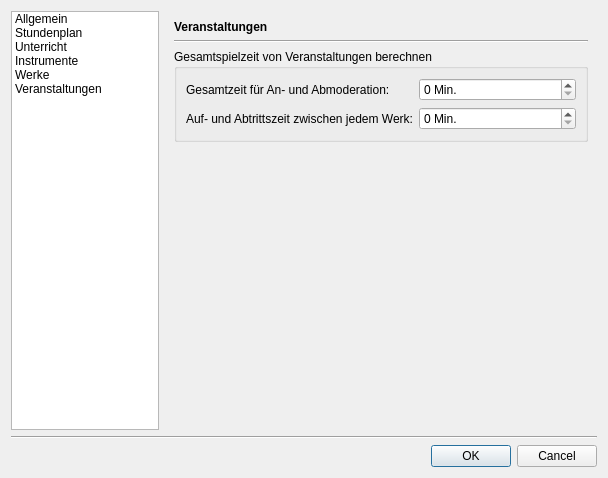
Before: the Qt Designer form src/gui/settings/settings.ui in doitux/qupil, drawn with Qt 5.
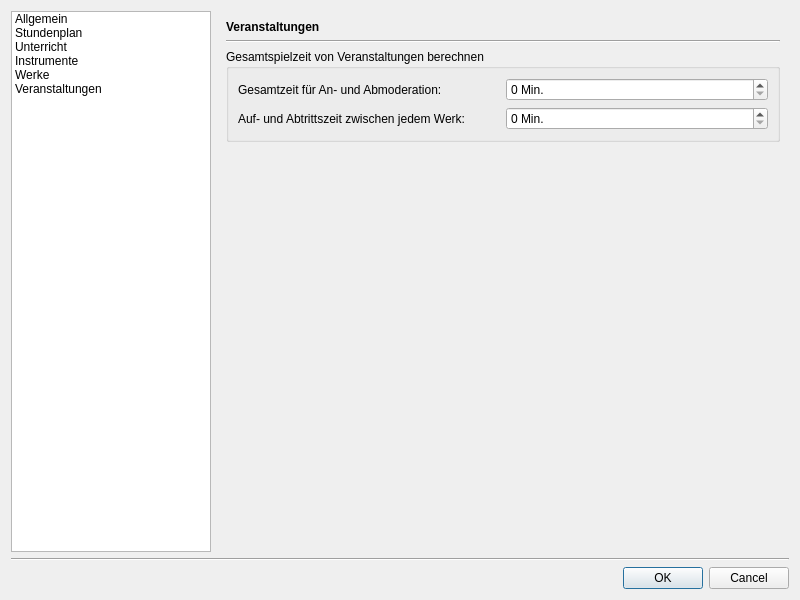
After: the same form once the commit is applied. The open tabs and pages were chosen to show the change. Icons and pictures are not drawn.

Diff of the .ui file:
```diff
--- a/src/gui/settings/settings.ui
+++ b/src/gui/settings/settings.ui
@@ -6,8 +6,8 @@
    <rect>
     <x>0</x>
     <y>0</y>
-    <width>608</width>
-    <height>478</height>
+    <width>800</width>
+    <height>600</height>
    </rect>
   </property>
   <property name="windowTitle">
@@ -18,7 +18,7 @@
     <widget class="QListWidget" name="listWidget">
      <property name="minimumSize">
       <size>
-       <width>145</width>
+       <width>200</width>
        <height>0</height>
       </size>
      </property>
@@ -939,7 +939,7 @@
        <item row="2" column="0">
         <widget class="QGroupBox" name="groupBox_3">
          <property name="title">
-          <string>Gesamtspielzeit von Veranstaltungen berechnen</string>
+          <string>Gesamtspielzeit von Veranstaltungen berechnen    </string>
          </property>
          <layout class="QGridLayout" name="gridLayout_10">
           <item row="0" column="0">
```
Left out of the diff: 4 changed lines with no effect on the pictures.
